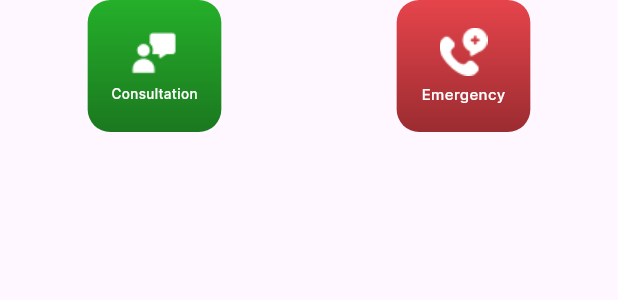
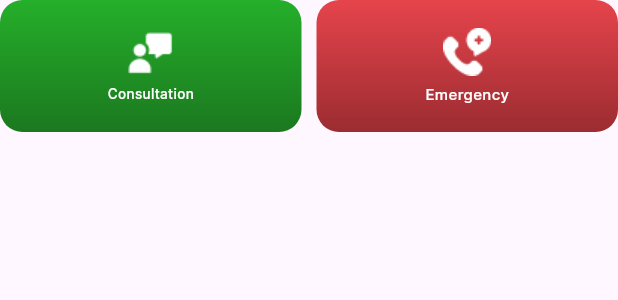
Before and after one commit to Ahmodiyy/medifirst, a Flutter app: the ExploreCategoryRow widget shown alone on an empty page, opened directly, on a phone screen of 412 x 824 dp. Shown: the top 300 px of the screen. Run offline on Flutter 3.47's test engine with Material 3 defaults, Android fonts, the phone set to English and light mode, and no system bars; our stand-ins replace audioplayers, cloud_firestore, cloud_functions, country_code_picker, file_picker, firebase_auth and 18 more; missing offline and left inert: app_settings, nigerian_states_and_lga, paystack_for_flutter, zego_uikit_prebuilt_call, zego_uikit_signaling_plugin; accounts and stored records are empty; generated files the repository leaves out were written again; network calls fail.

```diff
--- a/lib/features/explore/presentation/widgets/explore_category_row.dart
+++ b/lib/features/explore/presentation/widgets/explore_category_row.dart
@@ -23,10 +23,13 @@ class _ExploreCategoryRowState extends State<ExploreCategoryRow> {
     return Row(
       mainAxisAlignment: MainAxisAlignment.spaceAround,
       children: [
-        InkWell(
+        Expanded(
+          child: InkWell(
               onTap: () {
-              Navigator.push(context,
-                  MaterialPageRoute(builder: (context) => DoctorListScreen()));
+                Navigator.push(
+                    context,
+                    MaterialPageRoute(
+                        builder: (context) => DoctorListScreen()));
               },
               child: const ExploreCategoryItem(
                 svg: 'assets/icons/explore/consultant.png',
@@ -34,8 +37,13 @@ class _ExploreCategoryRowState extends State<ExploreCategoryRow> {
                 topColor: Palette.consultationGreen,
                 bottomColor: Palette.consultationDarkGreen,
               )),
+        ),
+        const SizedBox(
+          width: 10,
+        ),
         //InkWell(onTap: ()=>showOopsDialog(context), child: const ExploreCategoryItem(svg: 'assets/icons/explore/drugs.png', title: 'Medicine', topColor: Palette.medicineBlue, bottomColor: Palette.medicineDarkBlue,)),
-        InkWell(
+        Expanded(
+          child: InkWell(
               onTap: () {
                 Navigator.push(
                     context,
@@ -48,6 +56,7 @@ class _ExploreCategoryRowState extends State<ExploreCategoryRow> {
                 topColor: Palette.emergencyRed,
                 bottomColor: Palette.emergencyDarkRed,
               )),
+        ),
         //InkWell(onTap: ()=>showOopsDialog(context), child: const ExploreCategoryItem(svg: 'assets/icons/explore/healthcare.png', title: 'Healthcare', topColor: Palette.healthcarePurple, bottomColor: Palette.healthcareDarkPurple,)),
       ],
     );
```
Lines whose indentation alone changed are shown as unchanged.
